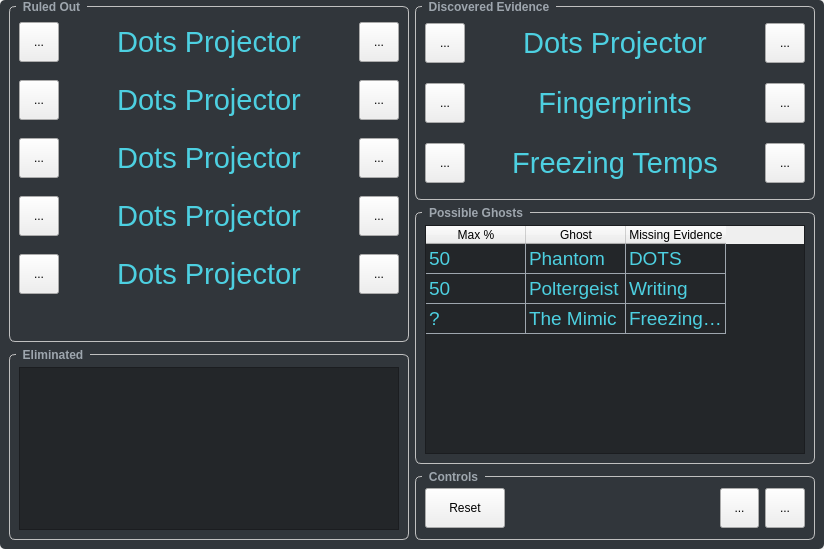
chillfactor032/PhasmoCompanion, file resources/ui/PhasmoCompanionGUI.ui: the form before one commit.
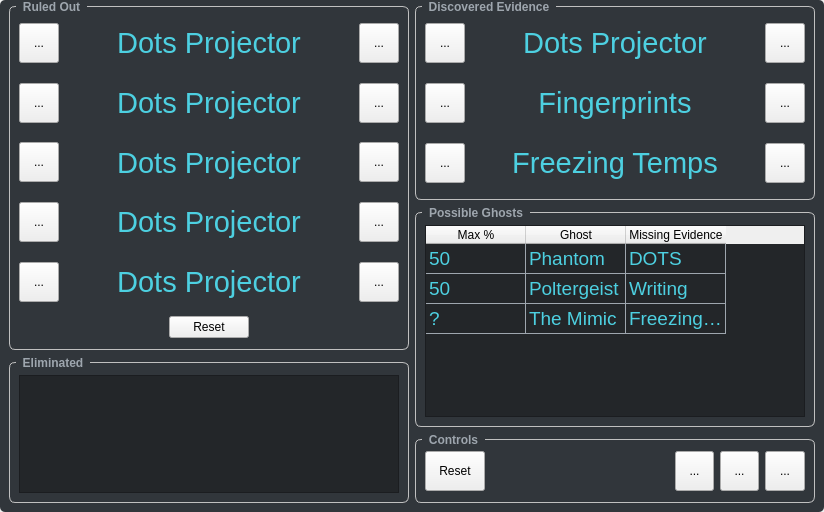
The form after the commit. Icons and pictures are not drawn.

Patch:
```diff
--- a/resources/ui/PhasmoCompanionGUI.ui
+++ b/resources/ui/PhasmoCompanionGUI.ui
@@ -7,7 +7,7 @@
     <x>0</x>
     <y>0</y>
     <width>824</width>
-    <height>549</height>
+    <height>512</height>
    </rect>
   </property>
   <property name="windowTitle">
@@ -136,10 +136,19 @@
        </property>
        <item>
         <widget class="QGroupBox" name="groupBox_4">
+         <property name="minimumSize">
+          <size>
+           <width>0</width>
+           <height>350</height>
+          </size>
+         </property>
          <property name="title">
           <string>Ruled Out</string>
          </property>
          <layout class="QVBoxLayout" name="verticalLayout_4">
+          <property name="spacing">
+           <number>6</number>
+          </property>
           <item>
            <widget class="QWidget" name="widget_5" native="true">
             <property name="minimumSize">
@@ -566,17 +575,67 @@
            </widget>
           </item>
           <item>
-           <spacer name="verticalSpacer">
-            <property name="orientation">
-             <enum>Qt::Vertical</enum>
+           <widget class="QWidget" name="widget_11" native="true">
+            <property name="sizePolicy">
+             <sizepolicy hsizetype="Preferred" vsizetype="Fixed">
+              <horstretch>0</horstretch>
+              <verstretch>0</verstretch>
+             </sizepolicy>
             </property>
-            <property name="sizeHint" stdset="0">
+            <property name="minimumSize">
              <size>
-              <width>20</width>
-              <height>40</height>
+              <width>3</width>
+              <height>0</height>
              </size>
             </property>
-           </spacer>
+            <property name="maximumSize">
+             <size>
+              <width>16777215</width>
+              <height>25</height>
+             </size>
+            </property>
+            <layout class="QHBoxLayout" name="horizontalLayout_11">
+             <property name="topMargin">
+              <number>0</number>
+             </property>
+             <property name="bottomMargin">
+              <number>0</number>
+             </property>
+             <item>
+              <spacer name="horizontalSpacer_2">
+               <property name="orientation">
+                <enum>Qt::Horizontal</enum>
+               </property>
+               <property name="sizeHint" stdset="0">
+                <size>
+                 <width>135</width>
+                 <height>20</height>
+                </size>
+               </property>
+              </spacer>
+             </item>
+             <item>
+              <widget class="QPushButton" name="result_ruled_out_button">
+               <property name="text">
+                <string>Reset</string>
+               </property>
+              </widget>
+             </item>
+             <item>
+              <spacer name="horizontalSpacer_3">
+               <property name="orientation">
+                <enum>Qt::Horizontal</enum>
+               </property>
+               <property name="sizeHint" stdset="0">
+                <size>
+                 <width>134</width>
+                 <height>20</height>
+                </size>
+               </property>
+              </spacer>
+             </item>
+            </layout>
+           </widget>
           </item>
          </layout>
         </widget>
@@ -1057,6 +1116,32 @@
             </property>
            </spacer>
           </item>
+          <item>
+           <widget class="QToolButton" name="help_button">
+            <property name="minimumSize">
+             <size>
+              <width>39</width>
+              <height>40</height>
+             </size>
+            </property>
+            <property name="toolTip">
+             <string>Show Log</string>
+            </property>
+            <property name="text">
+             <string>...</string>
+            </property>
+            <property name="icon">
+             <iconset resource="../../PhasmoCompanion.qrc">
+              <normaloff>:/resources/img/icon/help-circle.svg</normaloff>:/resources/img/icon/help-circle.svg</iconset>
+            </property>
+            <property name="iconSize">
+             <size>
+              <width>24</width>
+              <height>24</height>
+             </size>
+            </property>
+           </widget>
+          </item>
           <item>
            <widget class="QToolButton" name="log_button">
             <property name="minimumSize">
```
Left out of the diff: 36 changed lines with no effect on the pictures.
